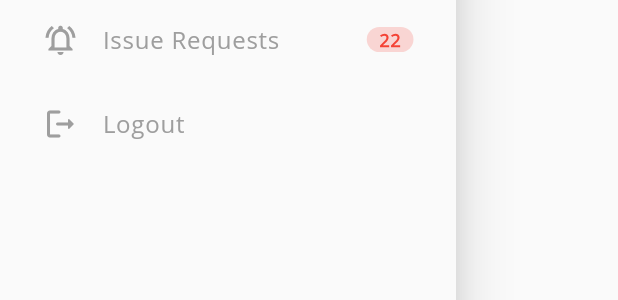
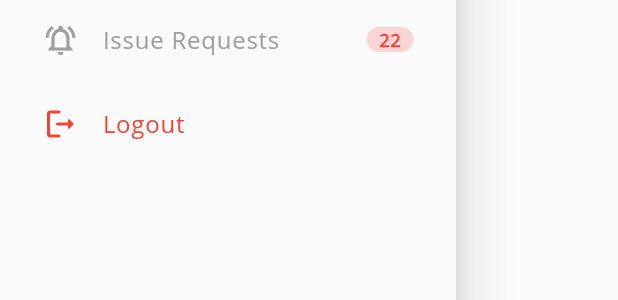
Before and after one commit to harshtaliwal30/e-lib-admin, a Flutter app: the DrawerScreen widget shown alone on an empty page, opened directly, on a phone screen of 412 x 824 dp. Shown: the part 355-655 px from the top of the screen. Run offline on Flutter 3.47's test engine with Material 2 defaults, Android fonts, the phone set to English and light mode, and no system bars; our stand-ins replace cached_network_image, cloud_firestore, firebase_auth, firebase_core, flutter_svg, get and 1 more; accounts and stored records are empty; network calls fail.

Commit message:
Drawer UI fix

```diff
--- a/lib/screens/drawer_screen.dart
+++ b/lib/screens/drawer_screen.dart
@@ -82,6 +82,7 @@ class DrawerScreen extends StatelessWidget {
                   AppRoutes.moveOffAllScreen(AppRoutes.loginScreenRoute);
                 }),
               },
+              color: Utils.red,
             ),
           ],
         ),
@@ -95,18 +96,19 @@ class DrawerScreen extends StatelessWidget {
     String route,
     Function()? onTap, {
     bool isTrailing = false,
+    Color color = Utils.grey,
   }) {
     return Utils().getWithPadding(
       ListTile(
         leading: Icon(
           leadingIcon,
-          color: Get.currentRoute == route ? Utils.white : Utils.grey,
+          color: Get.currentRoute == route ? Utils.white : color,
         ),
         trailing: isTrailing ? Utils().getChipView("22") : null,
         horizontalTitleGap: 0.0,
         title: Utils().getText(
           title,
-          color: Get.currentRoute == route ? Utils.white : Utils.grey,
+          color: Get.currentRoute == route ? Utils.white : color,
           fontWeight: Get.currentRoute == route ? FontWeight.bold : FontWeight.normal,
         ),
         tileColor: Get.currentRoute == route ? Utils.blue : null,
```
